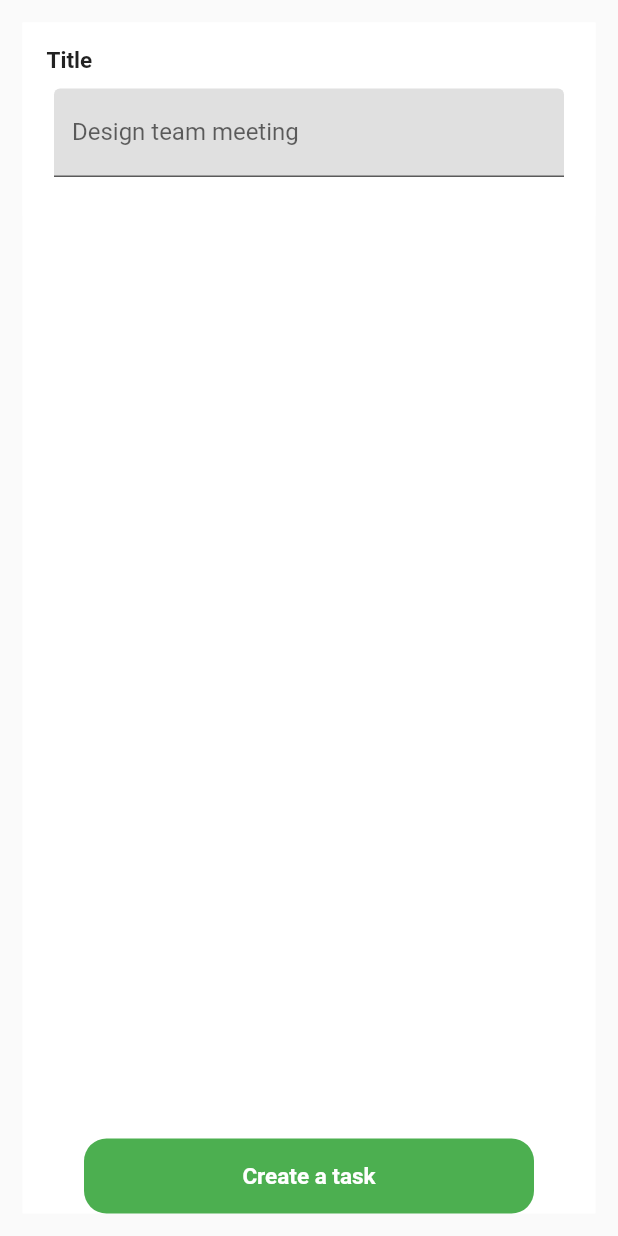
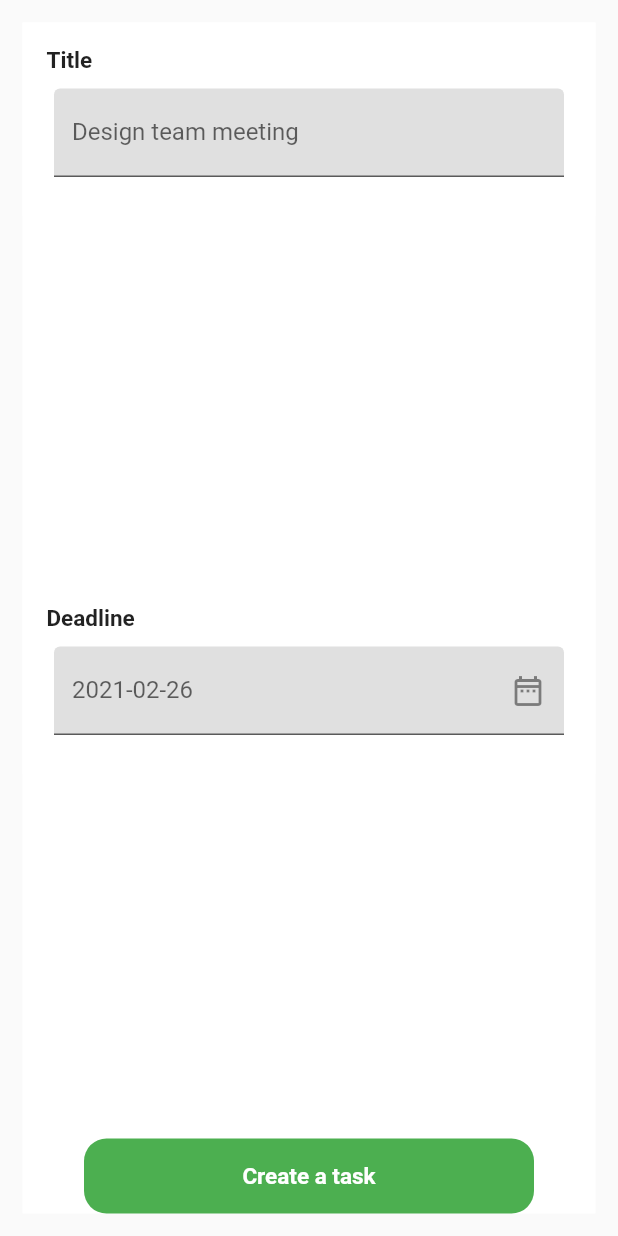
Before and after one commit to mohammedysamir/plan_em, a Flutter app: the screen it shows after launch, on a phone screen of 412 x 824 dp. Run offline on Flutter 3.47's test engine with Material 2 defaults, Android fonts, the phone set to English and light mode, and no system bars.

Commit message:
feat: added initial design for time and date pickers, still need to handle it with Bloc.

```diff
--- a/lib/main.dart
+++ b/lib/main.dart
@@ -1,4 +1,5 @@
 import 'package:flutter/material.dart';
+import 'package:plan_em/reusable_components/DateTimeSelector.dart';
 import 'package:plan_em/reusable_components/InputFieldWithLabel.dart';
 import 'package:plan_em/reusable_components/PrimaryButton.dart';
 
@@ -29,8 +30,8 @@ class MyApp extends StatelessWidget {
                 InputFieldWithLabel(
                     label: "Title",
                     hint: "Design team meeting",
-                    width: 300,
-                    endIcon: Icons.abc),
+                    width: 300),
+                DateTimeSelector(label: "Deadline", hint: "2021-02-26", width: 300, isDatePicker: true),
                 PrimaryButton(label: "Create a task", onClickFunction: () {})
               ],
             ),
--- /dev/null
+++ b/lib/reusable_components/DateTimeSelector.dart
@@ -0,0 +1,82 @@
+import 'package:flutter/material.dart';
+import 'package:intl/intl.dart';
+
+class DateTimeSelector extends StatefulWidget {
+  final String label, hint;
+  final int width;
+  final bool isDatePicker;
+
+  const DateTimeSelector(
+      {Key? key,
+      required this.label,
+      required this.hint,
+      required this.width,
+      required this.isDatePicker})
+      : super(key: key);
+
+  @override
+  State<DateTimeSelector> createState() => _DateTimeSelectorState();
+}
+
+class _DateTimeSelectorState extends State<DateTimeSelector> {
+  TextEditingController controller = TextEditingController();
+
+  @override
+  Widget build(BuildContext context) {
+    return Container(
+      color: Colors.white,
+      padding: const EdgeInsets.all(16),
+      child: Column(
+          mainAxisAlignment: MainAxisAlignment.center,
+          crossAxisAlignment: CrossAxisAlignment.start,
+          children: [
+            Text(
+              widget.label,
+              style: const TextStyle(
+                  color: Colors.black87,
+                  fontSize: 15,
+                  fontWeight: FontWeight.bold,
+                  decoration: TextDecoration.none),
+            ),
+            Padding(
+              padding: const EdgeInsets.fromLTRB(5, 10, 5, 10),
+              child: TextFormField(
+                controller: controller,
+                //manipulate icons
+                decoration: InputDecoration(
+                    labelText: widget.hint,
+                    fillColor: Colors.black12,
+                    filled: true,
+                    suffixIcon: widget.isDatePicker
+                        ? const Icon(Icons.date_range_outlined)
+                        : const Icon(Icons.timer_outlined)),
+                onTap: () async {
+                  //suite time or date picker
+                  DateTime? datePicker;
+                  TimeOfDay? timePicker;
+                  if (widget.isDatePicker) {
+                    datePicker = await showDatePicker(
+                        context: context,
+                        initialDate: DateTime.now(),
+                        firstDate: DateTime(DateTime.now().year),
+                        lastDate: DateTime(2200));
+                  } else {
+                    timePicker = await showTimePicker(
+                        context: context,
+                        initialTime: const TimeOfDay(hour: 11, minute: 0));
+                  }
+                  setState(() {
+                    controller.text = datePicker != null
+                        ? DateFormat('yyyy-MM-dd').format(datePicker)
+                        : timePicker != null
+                            ? timePicker.format(context)
+                            : "";
+                  });
+                },
+              ),
+            ),
+          ]),
+    );
+  }
+}
+//todo: embed Bloc state management instead of setState()
--- a/lib/reusable_components/InputFieldWithLabel.dart
+++ b/lib/reusable_components/InputFieldWithLabel.dart
@@ -1,12 +1,17 @@
 import 'package:flutter/material.dart';
 
-class InputFieldWithLabel extends StatelessWidget {
-  String label, hint;
-  int width;
-  InputFieldWithLabel(
+class InputFieldWithLabel extends StatefulWidget {
+  final String label, hint;
+  final int width;
+  const InputFieldWithLabel(
       {Key? key, required this.label, required this.hint, required this.width})
       : super(key: key);
 
+  @override
+  State<InputFieldWithLabel> createState() => _InputFieldWithLabelState();
+}
+
+class _InputFieldWithLabelState extends State<InputFieldWithLabel> {
   @override
   Widget build(BuildContext context) {
     return Container(
@@ -17,7 +22,7 @@ class InputFieldWithLabel extends StatelessWidget {
           crossAxisAlignment: CrossAxisAlignment.start,
           children: [
             Text(
-              label,
+              widget.label,
               style: const TextStyle(
                   color: Colors.black87,
                   fontSize: 15,
@@ -28,7 +33,7 @@ class InputFieldWithLabel extends StatelessWidget {
               padding: const EdgeInsets.fromLTRB(5, 10, 5, 10),
               child: TextFormField(
                 decoration: InputDecoration(
-                  labelText: hint,
+                  labelText: widget.hint,
                   fillColor: Colors.black12,
                   filled: true,
                 ),
--- a/pubspec.yaml
+++ b/pubspec.yaml
@@ -34,6 +34,7 @@ dependencies:
   # The following adds the Cupertino Icons font to your application.
   # Use with the CupertinoIcons class for iOS style icons.
   cupertino_icons: ^1.0.2
+  intl: ^0.17.0
 
 dev_dependencies:
   flutter_test:
```
Also changed, not shown: pubspec.lock.
